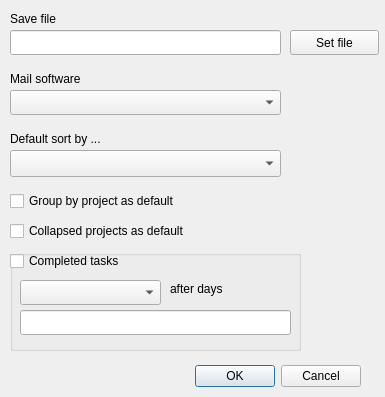
Above: preferencesdialog.ui from menzzana/ZDoList before the change. Below: the same form after it.
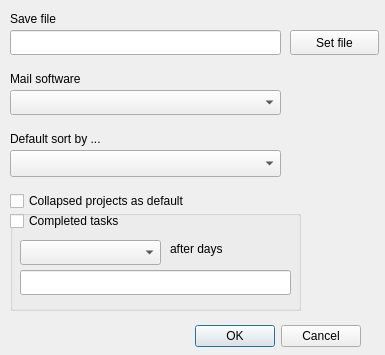
That is the form after the change.

Diff of the .ui file:
```diff
--- a/preferencesdialog.ui
+++ b/preferencesdialog.ui
@@ -7,7 +7,7 @@
     <x>0</x>
     <y>0</y>
     <width>385</width>
-    <height>397</height>
+    <height>355</height>
    </rect>
   </property>
   <property name="windowTitle">
@@ -17,7 +17,7 @@
    <property name="geometry">
     <rect>
      <x>20</x>
-     <y>360</y>
+     <y>320</y>
      <width>341</width>
      <height>32</height>
     </rect>
@@ -95,7 +95,7 @@
    <property name="geometry">
     <rect>
      <x>10</x>
-     <y>250</y>
+     <y>210</y>
      <width>291</width>
      <height>101</height>
     </rect>
@@ -147,7 +147,7 @@
    <property name="geometry">
     <rect>
      <x>10</x>
-     <y>250</y>
+     <y>210</y>
      <width>231</width>
      <height>22</height>
     </rect>
@@ -179,24 +179,11 @@
     </rect>
    </property>
   </widget>
-  <widget class="QCheckBox" name="checkBox_2">
-   <property name="geometry">
-    <rect>
-     <x>10</x>
-     <y>190</y>
-     <width>231</width>
-     <height>22</height>
-    </rect>
-   </property>
-   <property name="text">
-    <string>Group by project as default</string>
-   </property>
-  </widget>
   <widget class="QCheckBox" name="checkBox_3">
    <property name="geometry">
     <rect>
      <x>10</x>
-     <y>220</y>
+     <y>190</y>
      <width>201</width>
      <height>22</height>
     </rect>
```
